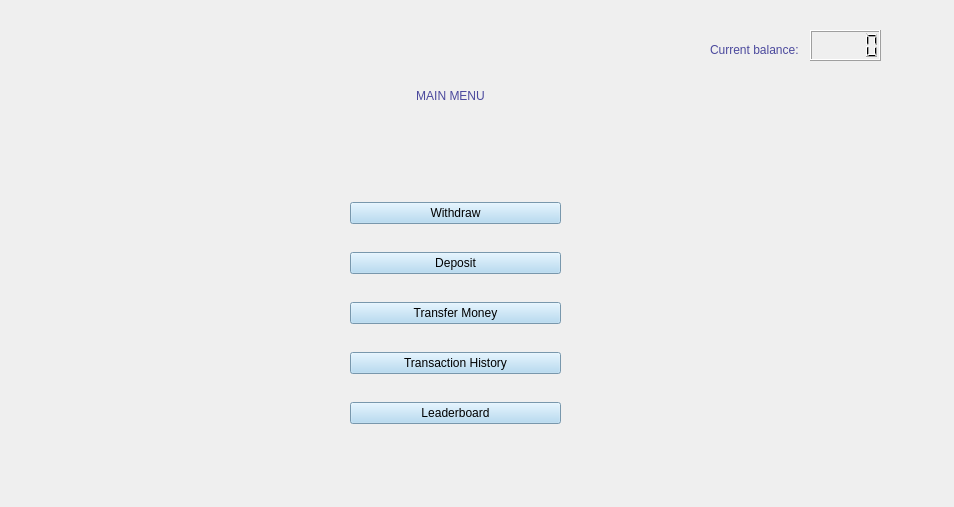
This is view/menu.ui in rawsashimi1604/1009_BankingSystem as Qt 5 draws it before an edit. The edited form follows.
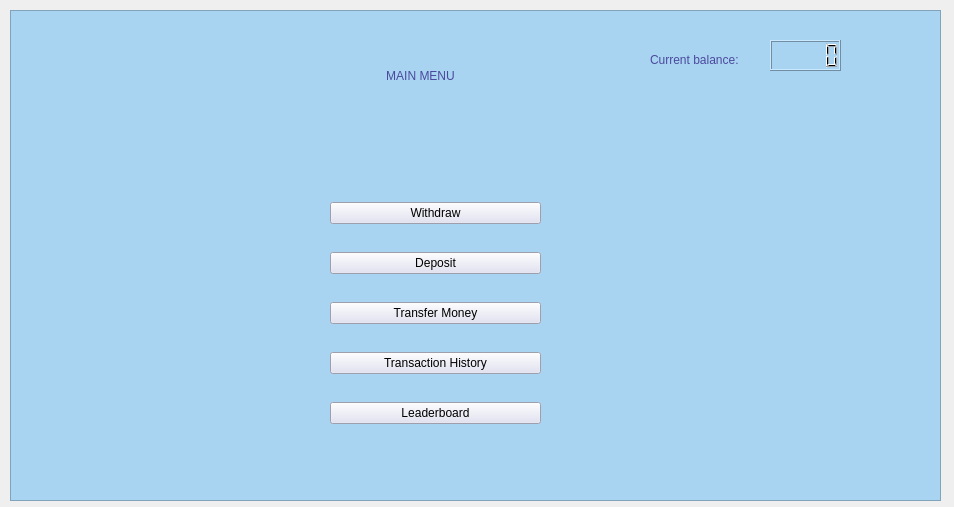
This is the edited form.

```diff
--- a/view/menu.ui
+++ b/view/menu.ui
@@ -26,11 +26,29 @@
     </rect>
    </property>
    <widget class="QWidget" name="page">
+    <widget class="QFrame" name="frame">
+     <property name="geometry">
+      <rect>
+       <x>0</x>
+       <y>0</y>
+       <width>931</width>
+       <height>491</height>
+      </rect>
+     </property>
+     <property name="styleSheet">
+      <string notr="true">background-color: rgb(168, 212, 241);</string>
+     </property>
+     <property name="frameShape">
+      <enum>QFrame::StyledPanel</enum>
+     </property>
+     <property name="frameShadow">
+      <enum>QFrame::Raised</enum>
+     </property>
     <widget class="QLabel" name="label">
      <property name="geometry">
       <rect>
-       <x>210</x>
-       <y>30</y>
+        <x>180</x>
+        <y>10</y>
        <width>461</width>
        <height>111</height>
       </rect>
@@ -49,7 +67,7 @@
     <widget class="QWidget" name="verticalLayoutWidget">
      <property name="geometry">
       <rect>
-       <x>340</x>
+        <x>320</x>
        <y>170</y>
        <width>211</width>
        <height>271</height>
@@ -59,7 +77,7 @@
       <item>
        <widget class="QPushButton" name="withdraw">
         <property name="styleSheet">
-         <string notr="true">background-color: rgb(168, 212, 241);
+          <string notr="true">background-color: rgb(221, 223, 241);
 font: 700 9pt &quot;Segoe UI&quot;;</string>
         </property>
         <property name="text">
@@ -70,7 +88,7 @@
       <item>
        <widget class="QPushButton" name="deposit">
         <property name="styleSheet">
-         <string notr="true">background-color: rgb(168, 212, 241);
+          <string notr="true">background-color: rgb(221, 223, 241);
 font: 700 9pt &quot;Segoe UI&quot;;</string>
         </property>
         <property name="text">
@@ -81,7 +99,7 @@
       <item>
        <widget class="QPushButton" name="transfer">
         <property name="styleSheet">
-         <string notr="true">background-color: rgb(168, 212, 241);
+          <string notr="true">background-color: rgb(221, 223, 241);
 font: 700 9pt &quot;Segoe UI&quot;;</string>
         </property>
         <property name="text">
@@ -92,7 +110,7 @@
       <item>
        <widget class="QPushButton" name="transactions">
         <property name="styleSheet">
-         <string notr="true">background-color: rgb(168, 212, 241);
+          <string notr="true">background-color: rgb(221, 223, 241);
 font: 700 9pt &quot;Segoe UI&quot;;</string>
         </property>
         <property name="text">
@@ -103,7 +121,7 @@
       <item>
        <widget class="QPushButton" name="leaderboard">
         <property name="styleSheet">
-         <string notr="true">background-color: rgb(168, 212, 241);
+          <string notr="true">background-color: rgb(221, 223, 241);
 font: 700 9pt &quot;Segoe UI&quot;;</string>
         </property>
         <property name="text">
@@ -116,8 +134,8 @@
     <widget class="QLabel" name="label_2">
      <property name="geometry">
       <rect>
-       <x>700</x>
-       <y>30</y>
+        <x>640</x>
+        <y>40</y>
        <width>121</width>
        <height>20</height>
       </rect>
@@ -133,12 +151,13 @@
     <widget class="QLCDNumber" name="balance">
      <property name="geometry">
       <rect>
-       <x>800</x>
-       <y>20</y>
+        <x>760</x>
+        <y>30</y>
        <width>71</width>
        <height>31</height>
       </rect>
      </property>
+     </widget>
     </widget>
    </widget>
   </widget>
```
Lines whose indentation alone changed are shown as unchanged.
